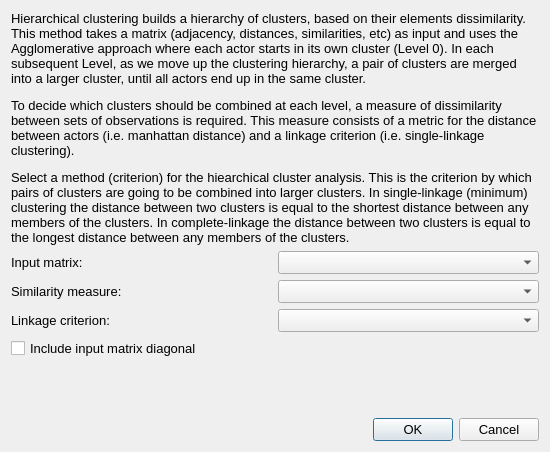
First picture: the form in src/forms/dialogclusteringhierarchical.ui, repository socnetv/app, before the edit.
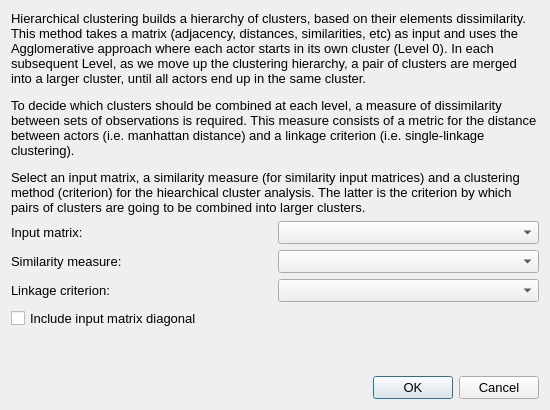
Second picture: the form after the edit.

Commit message:
still working on graph Hierarchical Clustering
need to understand different methods/metrics.

What changed in the file:
```diff
--- a/src/forms/dialogclusteringhierarchical.ui
+++ b/src/forms/dialogclusteringhierarchical.ui
@@ -10,7 +10,7 @@
     <x>0</x>
     <y>0</y>
     <width>550</width>
-    <height>452</height>
+    <height>410</height>
    </rect>
   </property>
   <property name="sizePolicy">
@@ -22,7 +22,7 @@
   <property name="minimumSize">
    <size>
     <width>550</width>
-    <height>450</height>
+    <height>410</height>
    </size>
   </property>
   <property name="maximumSize">
@@ -55,7 +55,7 @@
       </size>
      </property>
      <property name="text">
-      <string>&lt;html&gt;&lt;head/&gt;&lt;body&gt;&lt;p&gt;Hierarchical clustering builds a hierarchy of clusters, based on their elements dissimilarity. This method takes a matrix (adjacency, distances, similarities, etc) as input and uses the Agglomerative approach where each actor starts in its own cluster (Level 0). In each subsequent Level, as we move up the clustering hierarchy, a pair of clusters are merged into a larger cluster, until all actors end up in the same cluster. &lt;/p&gt;&lt;p&gt;To decide which clusters should be combined at each level, a measure of dissimilarity between sets of observations is required. This measure consists of a metric for the distance between actors (i.e. manhattan distance) and a linkage criterion (i.e. single-linkage clustering). &lt;/p&gt;&lt;p&gt;Select a method (criterion) for the hiearchical cluster analysis. This is the criterion by which pairs of clusters are going to be combined into larger clusters. In single-linkage (minimum) clustering the distance between two clusters is equal to the shortest distance between any members of the clusters. In complete-linkage the distance between two clusters is equal to the longest distance between any members of the clusters. &lt;/p&gt;&lt;/body&gt;&lt;/html&gt;</string>
+      <string>&lt;html&gt;&lt;head/&gt;&lt;body&gt;&lt;p&gt;Hierarchical clustering builds a hierarchy of clusters, based on their elements dissimilarity. This method takes a matrix (adjacency, distances, similarities, etc) as input and uses the Agglomerative approach where each actor starts in its own cluster (Level 0). In each subsequent Level, as we move up the clustering hierarchy, a pair of clusters are merged into a larger cluster, until all actors end up in the same cluster. &lt;/p&gt;&lt;p&gt;To decide which clusters should be combined at each level, a measure of dissimilarity between sets of observations is required. This measure consists of a metric for the distance between actors (i.e. manhattan distance) and a linkage criterion (i.e. single-linkage clustering). &lt;/p&gt;&lt;p&gt;Select an input matrix, a similarity measure (for similarity input matrices) and a clustering method (criterion) for the hiearchical cluster analysis. The latter is the criterion by which pairs of clusters are going to be combined into larger clusters. &lt;/p&gt;&lt;/body&gt;&lt;/html&gt;</string>
      </property>
      <property name="textFormat">
       <enum>Qt::RichText</enum>
```
Left out of the diff: 4 changed lines with no effect on the pictures. The commit also changes 2 other files.
